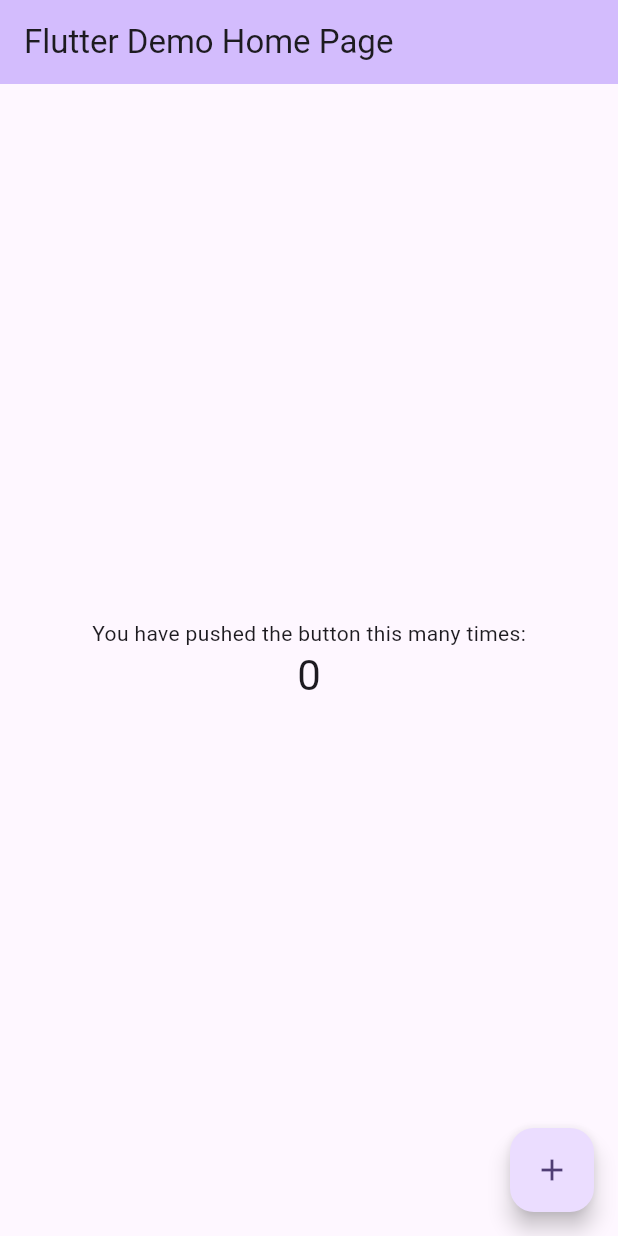
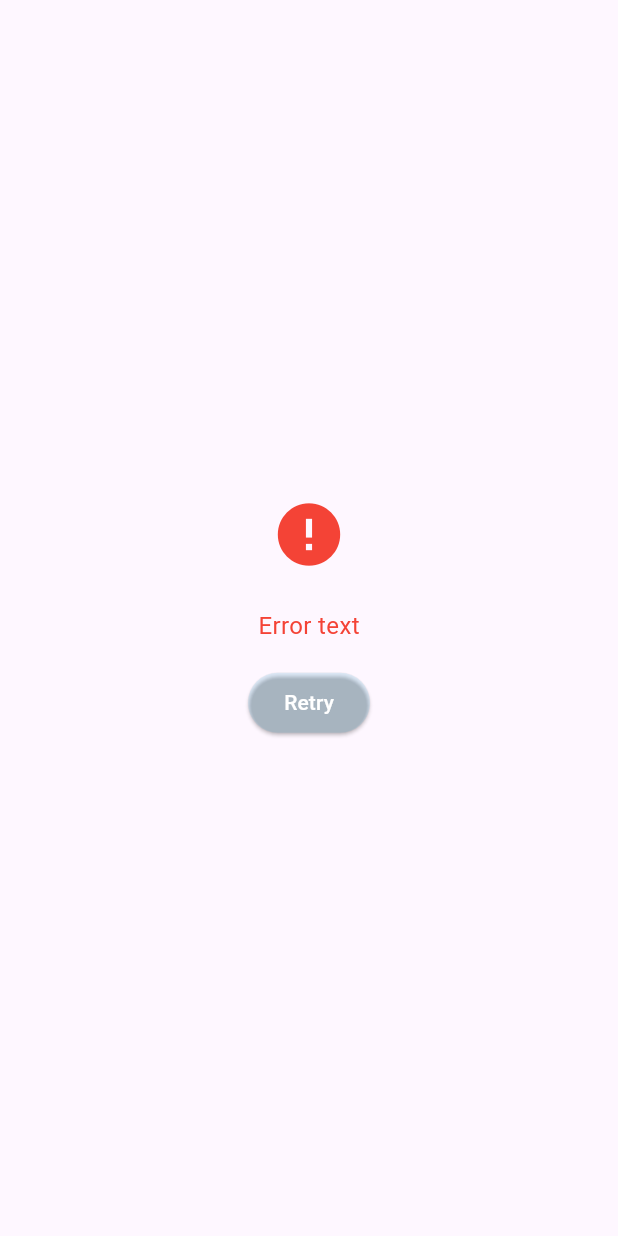
Before and after one commit to ichsanindraw/flutter-movie-app, a Flutter app: the screen it shows after launch, on a phone screen of 412 x 824 dp. Run offline on Flutter 3.47's test engine with Material 3 defaults, Android fonts, the phone set to English and light mode, and no system bars; our stand-ins replace cached_network_image.

Commit message:
ui stuff

```diff
--- /dev/null
+++ b/lib/constants/app_colors.dart
@@ -0,0 +1,8 @@
+import 'package:flutter/material.dart';
+
+class AppColors {
+  static Color redColor = Colors.red;
+  static Color yellowColor = Colors.yellow;
+  static Color greyColor = Colors.grey;
+  static Color whiteColor = Colors.white;
+}
--- /dev/null
+++ b/lib/constants/app_constants.dart
@@ -0,0 +1,3 @@
+class AppConstants {
+  static const String imagePlaceholder = "https://placehold.co/400x400.png";
+}
--- /dev/null
+++ b/lib/constants/app_icons.dart
@@ -0,0 +1,12 @@
+import 'package:flutter/material.dart';
+
+class AppIcons {
+  static IconData favorite = Icons.favorite;
+  static IconData favoriteRounded = Icons.favorite_rounded;
+  static IconData favoriteOutlineRounded = Icons.favorite_outline_rounded;
+  static IconData darkMode = Icons.dark_mode;
+  static IconData error = Icons.error;
+  static IconData star = Icons.star;
+  static IconData watchLaterOutlined = Icons.watch_later_outlined;
+  static IconData delete = Icons.delete;
+}
--- /dev/null
+++ b/lib/constants/app_theme.dart
@@ -0,0 +1,25 @@
+import 'package:flutter/material.dart';
+
+class AppTheme {
+  static final ThemeData lightTheme = ThemeData.light().copyWith(
+    appBarTheme: const AppBarTheme(
+      backgroundColor: Colors.white,
+      foregroundColor: Colors.black,
+      elevation: 1,
+    ),
+    colorScheme: const ColorScheme.light(
+      surface: Color.fromARGB(26, 13, 184, 247),
+    ),
+  );
+
+  static final ThemeData darkTheme = ThemeData.dark().copyWith(
+    appBarTheme: AppBarTheme(
+      backgroundColor: Colors.grey.shade800,
+      foregroundColor: Colors.white,
+      elevation: 1,
+    ),
+    colorScheme: const ColorScheme.dark(
+        // surface: Color.fromARGB(26, 13, 184, 247),
+        ),
+  );
+}
--- a/lib/main.dart
+++ b/lib/main.dart
@@ -1,4 +1,8 @@
 import 'package:flutter/material.dart';
+import 'package:flutter_movie_app/constants/app_theme.dart';
+import 'package:flutter_movie_app/screens/movie_detail_screen.dart';
+import 'package:flutter_movie_app/screens/movies_screen.dart';
+import 'package:flutter_movie_app/screens/splash_screen.dart';
 
 void main() {
   runApp(const MyApp());
@@ -11,115 +15,12 @@ class MyApp extends StatelessWidget {
   @override
   Widget build(BuildContext context) {
     return MaterialApp(
-      title: 'Flutter Demo',
-      theme: ThemeData(
-        // This is the theme of your application.
-        //
-        // TRY THIS: Try running your application with "flutter run". You'll see
-        // the application has a purple toolbar. Then, without quitting the app,
-        // try changing the seedColor in the colorScheme below to Colors.green
-        // and then invoke "hot reload" (save your changes or press the "hot
-        // reload" button in a Flutter-supported IDE, or press "r" if you used
-        // the command line to start the app).
-        //
-        // Notice that the counter didn't reset back to zero; the application
-        // state is not lost during the reload. To reset the state, use hot
-        // restart instead.
-        //
-        // This works for code too, not just values: Most code changes can be
-        // tested with just a hot reload.
-        colorScheme: ColorScheme.fromSeed(seedColor: Colors.deepPurple),
-        useMaterial3: true,
-      ),
-      home: const MyHomePage(title: 'Flutter Demo Home Page'),
+      debugShowCheckedModeBanner: false,
+      title: 'Movie App',
+      theme: AppTheme.lightTheme,
+      // home: const MoviesScreen(),
+      // home: const MovieDetailScreen(),
+      home: const SplashScreen(),
     );
   }
 }
-
-class MyHomePage extends StatefulWidget {
-  const MyHomePage({super.key, required this.title});
-
-  // This widget is the home page of your application. It is stateful, meaning
-  // that it has a State object (defined below) that contains fields that affect
-  // how it looks.
-
-  // This class is the configuration for the state. It holds the values (in this
-  // case the title) provided by the parent (in this case the App widget) and
-  // used by the build method of the State. Fields in a Widget subclass are
-  // always marked "final".
-
-  final String title;
-
-  @override
-  State<MyHomePage> createState() => _MyHomePageState();
-}
-
-class _MyHomePageState extends State<MyHomePage> {
-  int _counter = 0;
-
-  void _incrementCounter() {
-    setState(() {
-      // This call to setState tells the Flutter framework that something has
-      // changed in this State, which causes it to rerun the build method below
-      // so that the display can reflect the updated values. If we changed
-      // _counter without calling setState(), then the build method would not be
-      // called again, and so nothing would appear to happen.
-      _counter++;
-    });
-  }
-
-  @override
-  Widget build(BuildContext context) {
-    // This method is rerun every time setState is called, for instance as done
-    // by the _incrementCounter method above.
-    //
-    // The Flutter framework has been optimized to make rerunning build methods
-    // fast, so that you can just rebuild anything that needs updating rather
-    // than having to individually change instances of widgets.
-    return Scaffold(
-      appBar: AppBar(
-        // TRY THIS: Try changing the color here to a specific color (to
-        // Colors.amber, perhaps?) and trigger a hot reload to see the AppBar
-        // change color while the other colors stay the same.
-        backgroundColor: Theme.of(context).colorScheme.inversePrimary,
-        // Here we take the value from the MyHomePage object that was created by
-        // the App.build method, and use it to set our appbar title.
-        title: Text(widget.title),
-      ),
-      body: Center(
-        // Center is a layout widget. It takes a single child and positions it
-        // in the middle of the parent.
-        child: Column(
-          // Column is also a layout widget. It takes a list of children and
-          // arranges them vertically. By default, it sizes itself to fit its
-          // children horizontally, and tries to be as tall as its parent.
-          //
-          // Column has various properties to control how it sizes itself and
-          // how it positions its children. Here we use mainAxisAlignment to
-          // center the children vertically; the main axis here is the vertical
-          // axis because Columns are vertical (the cross axis would be
-          // horizontal).
-          //
-          // TRY THIS: Invoke "debug painting" (choose the "Toggle Debug Paint"
-          // action in the IDE, or press "p" in the console), to see the
-          // wireframe for each widget.
-          mainAxisAlignment: MainAxisAlignment.center,
-          children: <Widget>[
-            const Text(
-              'You have pushed the button this many times:',
-            ),
-            Text(
-              '$_counter',
-              style: Theme.of(context).textTheme.headlineMedium,
-            ),
-          ],
-        ),
-      ),
-      floatingActionButton: FloatingActionButton(
-        onPressed: _incrementCounter,
-        tooltip: 'Increment',
-        child: const Icon(Icons.add),
-      ), // This trailing comma makes auto-formatting nicer for build methods.
-    );
-  }
-}
--- /dev/null
+++ b/lib/screens/splash_screen.dart
@@ -0,0 +1,13 @@
+import 'package:flutter/material.dart';
+import 'package:flutter_movie_app/widgets/unify_error.dart';
+
+class SplashScreen extends StatelessWidget {
+  const SplashScreen({Key? key}) : super(key: key);
+
+  @override
+  Widget build(BuildContext context) {
+    return Scaffold(
+      body: UnifyError(text: "text", onTapped: () {}),
+    );
+  }
+}
--- /dev/null
+++ b/lib/widgets/unify_error.dart
@@ -0,0 +1,51 @@
+import 'package:flutter/material.dart';
+import 'package:flutter_movie_app/constants/app_colors.dart';
+import 'package:flutter_movie_app/constants/app_icons.dart';
+
+class UnifyError extends StatelessWidget {
+  final String text;
+  final Function onTapped;
+
+  const UnifyError({
+    super.key,
+    required this.text,
+    required this.onTapped,
+  });
+
+  @override
+  Widget build(BuildContext context) {
+    return Center(
+      child: Column(
+        crossAxisAlignment: CrossAxisAlignment.center,
+        mainAxisAlignment: MainAxisAlignment.center,
+        children: [
+          Icon(
+            AppIcons.error,
+            size: 50,
+            color: AppColors.redColor,
+          ),
+          const SizedBox(height: 24),
+          Text(
+            "Error $text",
+            style: TextStyle(
+              color: AppColors.redColor,
+              fontSize: 16,
+            ),
+          ),
+          const SizedBox(height: 16),
+          ElevatedButton(
+            onPressed: () {
+              onTapped();
+            },
+            child: Text(
+              "Retry",
+              style: TextStyle(
+                color: AppColors.whiteColor,
+              ),
+            ),
+          )
+        ],
+      ),
+    );
+  }
+}
--- a/pubspec.yaml
+++ b/pubspec.yaml
@@ -35,6 +35,11 @@ dependencies:
   # The following adds the Cupertino Icons font to your application.
   # Use with the CupertinoIcons class for iOS style icons.
   cupertino_icons: ^1.0.8
+  http: ^1.2.2
+  shared_preferences: ^2.3.2
+  flutter_dotenv: ^5.2.1
+  get_it: ^8.0.1
+  cached_network_image: ^3.4.1
 
 dev_dependencies:
   flutter_test:
```
Also changed, not shown: lib/screens/favorite_screen.dart (added, +36 -0 lines), lib/screens/movie_detail_screen.dart (added, +112 -0 lines), lib/screens/movies_screen.dart (added, +41 -0 lines), lib/widgets/movies/favorite_button.dart (added, +19 -0 lines), lib/widgets/movies/genres_widget.dart (added, +12 -0 lines), lib/widgets/movies/movie_widget.dart (added, +94 -0 lines), lib/widgets/unify_chip.dart (added, +28 -0 lines), lib/widgets/unify_image.dart (added, +34 -0 lines), pubspec.lock, 10 other files.
